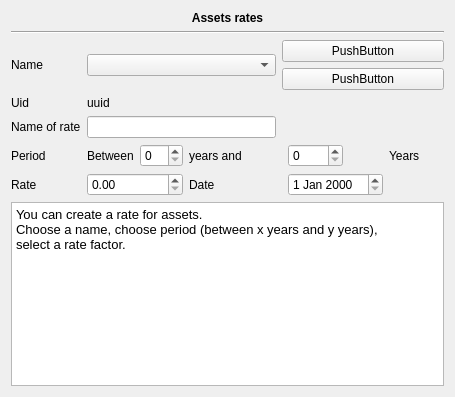
Before: the Qt Designer form plugins/accountplugin/preferences/assetsratespage.ui in FreeHealth/freehealth, drawn with Qt 5.
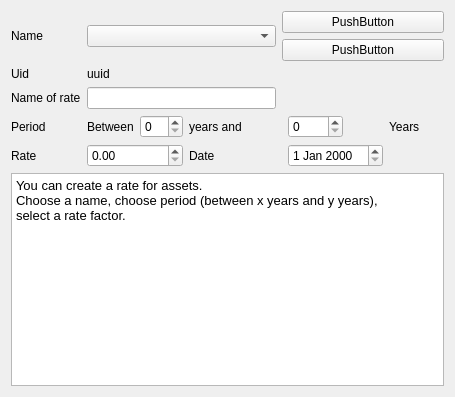
After: the same form once the commit is applied.

Diff of the .ui file:
```diff
--- a/plugins/accountplugin/preferences/assetsratespage.ui
+++ b/plugins/accountplugin/preferences/assetsratespage.ui
@@ -14,7 +14,7 @@
    <string>Form</string>
   </property>
   <layout class="QGridLayout" name="gridLayout_2">
-   <item row="3" column="0">
+   <item row="1" column="0">
     <layout class="QGridLayout" name="gridLayout">
      <item row="0" column="0">
       <widget class="QLabel" name="AssetsNameLabel">
@@ -188,29 +188,6 @@
      </item>
     </layout>
    </item>
-   <item row="1" column="0">
-    <widget class="Line" name="line_2">
-     <property name="orientation">
-      <enum>Qt::Horizontal</enum>
-     </property>
-    </widget>
-   </item>
-   <item row="0" column="0">
-    <widget class="QLabel" name="label_2">
-     <property name="font">
-      <font>
-       <weight>75</weight>
-       <bold>true</bold>
-      </font>
-     </property>
-     <property name="text">
-      <string>Assets rates</string>
-     </property>
-     <property name="alignment">
-      <set>Qt::AlignCenter</set>
-     </property>
-    </widget>
-   </item>
   </layout>
  </widget>
  <resources/>
```
